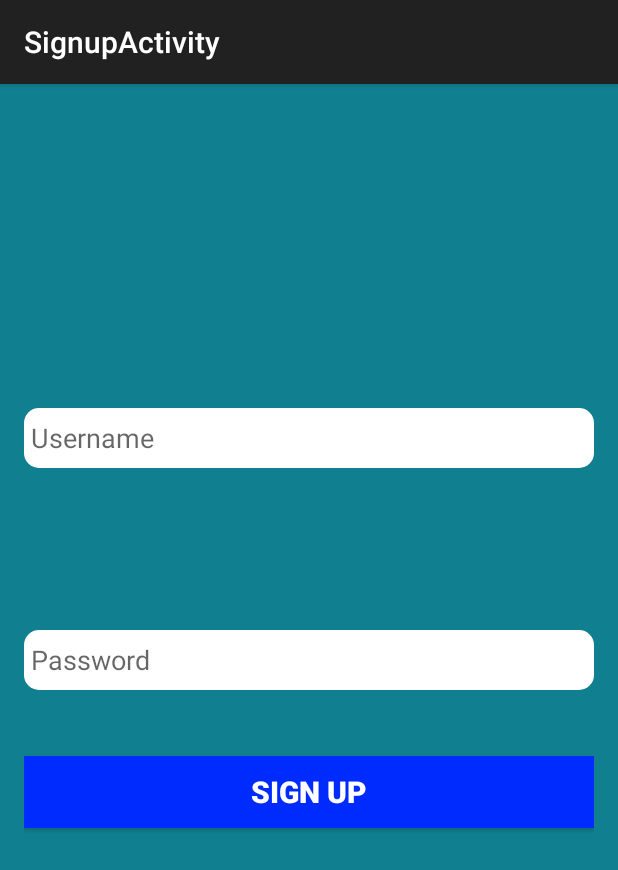
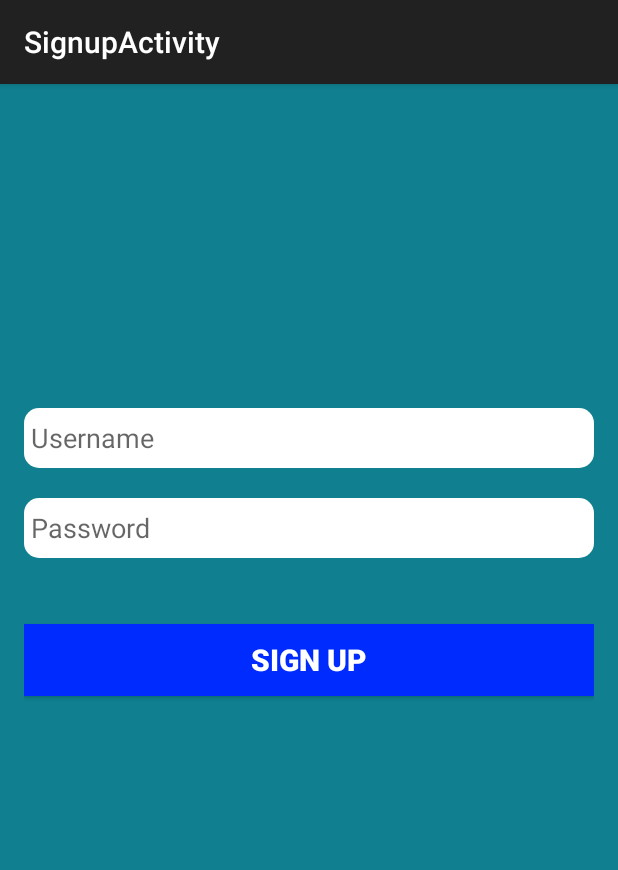
Before and after one commit to Alejandro-Valdes/DistritoTec, an Android app: the SignupActivity screen opened directly, with no data from a screen before it, on a phone screen of 412 x 824 dp. Shown: the top 870 px of the screen. Run offline under Robolectric (Android 15) with nearby library versions, the phone set to English and light mode, and no system bars.

Commit message:
Se modifico la ubicacion de los campos de texto del sign up

```diff
--- a/Androides_PROYECTO_DistritoTec/app/src/main/res/layout/activity_signup.xml
+++ b/Androides_PROYECTO_DistritoTec/app/src/main/res/layout/activity_signup.xml
@@ -21,11 +21,10 @@
         android:layout_width="wrap_content"
         android:layout_height="40dp"
         android:inputType="textPassword"
-        android:ems="10"
         android:id="@+id/passwordET"
+        android:layout_marginTop="260dp"
         android:background="@drawable/edittextdesign"
         android:hint=" Password"
-        android:layout_centerVertical="true"
         android:layout_alignParentStart="true"
         android:layout_alignEnd="@+id/usuarioET" />
 
```
